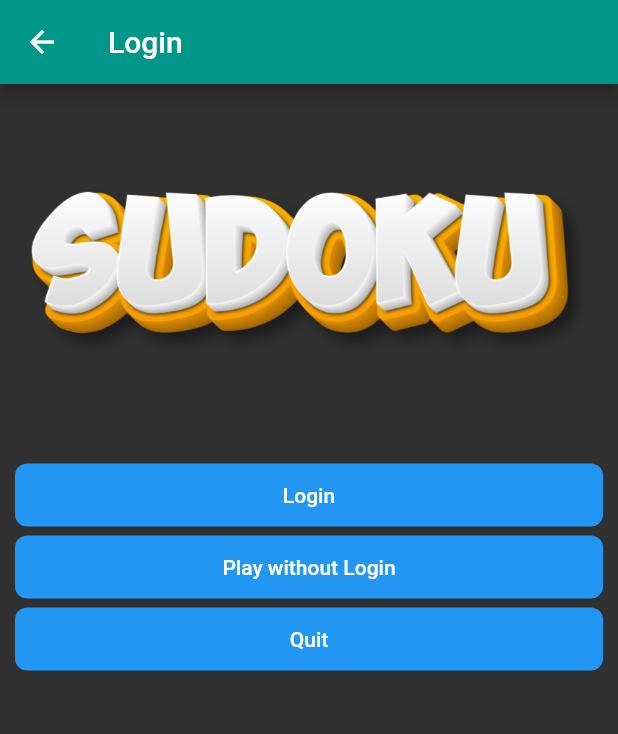
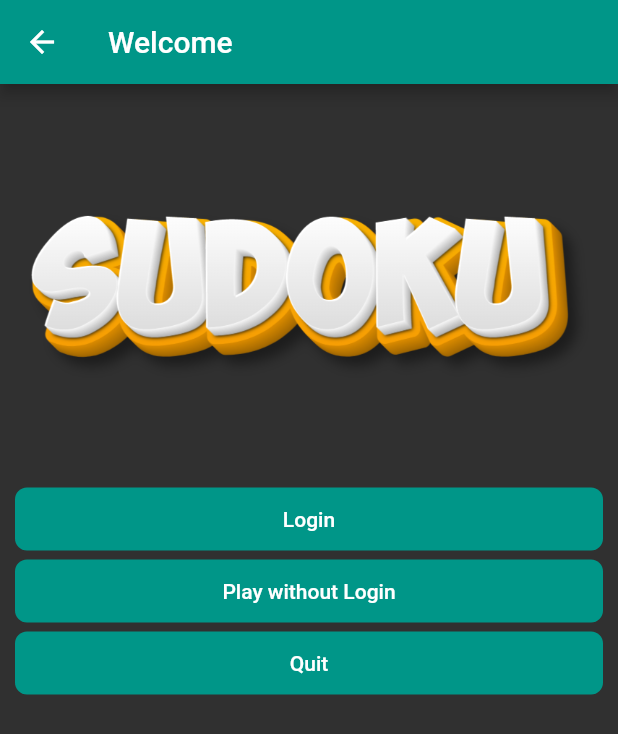
Before and after one commit to Beantech0/Sudoku, a Flutter app: the screen it shows after launch, on a phone screen of 412 x 824 dp. Shown: the top 734 px of the screen. Run offline on Flutter 3.47's test engine with Material 3 defaults, Android fonts, the light colour scheme and no system bars; our stand-ins replace shared_preferences, sqflite_common_ffi; missing offline and left inert: sudoku_solver_generator, window_size; accounts and stored records are empty.

Commit message:
DB update

```diff
--- a/lib/main.dart
+++ b/lib/main.dart
@@ -23,7 +23,7 @@ Future<void> main() async {
   // SharedPreferences instance létrehozása
   sharedPreferences = await SharedPreferences.getInstance();
   bool isDarkMode = sharedPreferences.getBool('darkMode') ?? true;
-
+  final bool? isLoggedIn = sharedPreferences.getBool('IS_LOGGED_IN');
   if (Platform.isWindows || Platform.isLinux || Platform.isMacOS) {
       setWindowTitle('Sudoku');
       setWindowMaxSize(const Size(720, 1280));
@@ -40,7 +40,7 @@ class SudokuApp extends StatelessWidget {
 
   @override
   Widget build(BuildContext context) {
-    // final bool? isLoggedIn = sharedPreferences.getBool('IS_LOGGED_IN');
+
     return MaterialApp(
       restorationScopeId: "Test",
       initialRoute: '/WelcomeScreen',
--- a/lib/screens/login.dart
+++ b/lib/screens/login.dart
@@ -34,10 +34,11 @@ class _LoginState extends State<Login> {
     if (user.isNotEmpty) {
       //store login state
       sharedPreferences.setBool('IS_LOGGED_IN', true);
+      sharedPreferences.setString('loggedUser', username);
 
       // User found, login successful
       ScaffoldMessenger.of(context).showSnackBar(const SnackBar(
-        content: Text('Login successful!'),
+        content: Text('Sikeres belépés!'),
         backgroundColor: Colors.green,
       ));
 
--- a/lib/screens/scoreboard.dart
+++ b/lib/screens/scoreboard.dart
@@ -19,10 +19,6 @@ class Scoreboard extends StatelessWidget {
             child: ListView(
           children: [
             loginImage(_loginImagePath),
-            buttonPushNamed('Test', context, '/GameTable'),
-            buttonPushNamed('Easy', context, '/GameTable'),
-            buttonPushNamed('Medium', context, '/GameTable'),
-            buttonPushNamed('Hard', context, '/GameTable'),
           ],
         )),
       ),
--- a/lib/screens/welcome_screen.dart
+++ b/lib/screens/welcome_screen.dart
@@ -1,5 +1,5 @@
-
 import 'package:flutter/material.dart';
+import 'package:sudoku/main.dart';
 import 'package:sudoku/widgets/buttons.dart';
 import 'package:sudoku/widgets/images.dart';
 
@@ -10,29 +10,59 @@ class WelcomeScreen extends StatefulWidget {
 }
 
 class _WelcomeScreenState extends State<WelcomeScreen> {
-
   @override
   void initState() {
     super.initState();
     // _initDatabase();
   }
+
   final String _loginImagePath = 'images/sudoku_logo_transparent.png';
+  String? loggedUser = sharedPreferences.getString('loggedUser') ?? "";
+  final bool? isLoggedIn = sharedPreferences.getBool('IS_LOGGED_IN');
   @override
   Widget build(BuildContext context) {
     return Scaffold(
       appBar: AppBar(
-        title: const Text('Login'),
+        title: const Text('Welcome'),
         backgroundColor: Colors.teal,
       ),
       body: Form(
           child: ListView(
         children: [
+          Text(loggedUser!),
           loginImage(_loginImagePath),
-          buttonPushNamed('Login', context, '/Login'),
+          isLoggedIn != true
+              ? buttonPushNamed('Login', context, '/Login')
+              : SizedBox(
+                  height: 48,
+                  width: double.infinity,
+                  child: Padding(
+                    padding:
+                        const EdgeInsets.symmetric(horizontal: 10, vertical: 3),
+                    child: FilledButton(
+                      style: FilledButton.styleFrom(
+                        backgroundColor: Colors.teal,
+                        shape: RoundedRectangleBorder(
+                          borderRadius: BorderRadius.circular(8.0),
+                        ),
+                      ),
+                      onPressed: () {
+                        _logout();
+                      },
+                      child: const Text('Logout'),
+                    ),
+                  ),
+                ),
           buttonPushNamed('Play without Login', context, '/MainMenu'),
           buttonQuit('Quit', context),
         ],
       )),
     );
   }
+
+  _logout() {
+    sharedPreferences.setBool('IS_LOGGED_IN', false);
+    sharedPreferences.setString('loggedUser', "");
+    setState(() {});
+  }
 }
--- a/lib/widgets/buttons.dart
+++ b/lib/widgets/buttons.dart
@@ -15,7 +15,9 @@ Widget buttonPushNamed(String buttonText, context, String navigateTo) {
                   child: Padding(
                     padding: const EdgeInsets.symmetric(horizontal: 10, vertical: 3),
                     child: FilledButton(
+
                       style: FilledButton.styleFrom(
+                        backgroundColor: Colors.teal,
                         shape: RoundedRectangleBorder(
                           borderRadius: BorderRadius.circular(8.0),
                         ),
@@ -35,7 +37,9 @@ Widget buttonQuit(String buttonText, context) {
                   child: Padding(
                     padding: const EdgeInsets.symmetric(horizontal: 10, vertical: 3),
                     child: FilledButton(
+
                       style: FilledButton.styleFrom(
+                        backgroundColor: Colors.teal,
                         shape: RoundedRectangleBorder(
                           borderRadius: BorderRadius.circular(8.0),
                         ),
```
Also changed, not shown: lib/db/db_helper.dart (+3 -12 lines), lib/screens/registration.dart (+9 -1 lines).
